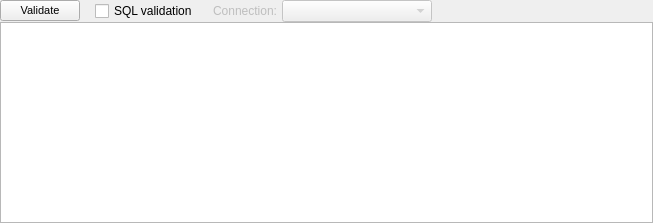
First picture: the form in libpgmodeler_ui/ui/modelvalidationwidget.ui, repository pgmodeler/pgmodeler, before the edit.
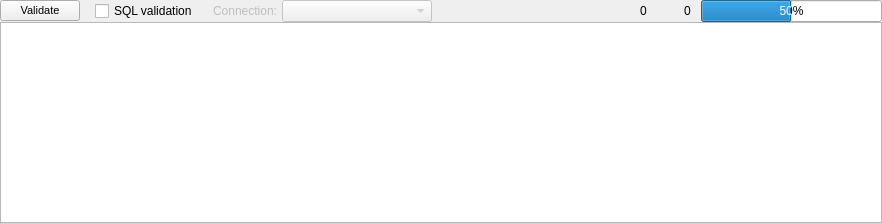
Second picture: the form after the edit. Icons and pictures are not drawn.

Diff of the .ui file:
```diff
--- a/libpgmodeler_ui/ui/modelvalidationwidget.ui
+++ b/libpgmodeler_ui/ui/modelvalidationwidget.ui
@@ -6,7 +6,7 @@
    <rect>
     <x>0</x>
     <y>0</y>
-    <width>653</width>
+    <width>882</width>
     <height>223</height>
    </rect>
   </property>
@@ -32,6 +32,24 @@
    <property name="spacing">
     <number>0</number>
    </property>
+   <item row="1" column="0" colspan="14">
+    <widget class="QTreeWidget" name="output_trw">
+     <property name="iconSize">
+      <size>
+       <width>22</width>
+       <height>22</height>
+      </size>
+     </property>
+     <attribute name="headerVisible">
+      <bool>false</bool>
+     </attribute>
+     <column>
+      <property name="text">
+       <string/>
+      </property>
+     </column>
+    </widget>
+   </item>
    <item row="0" column="0">
     <widget class="QPushButton" name="validate_btn">
      <property name="sizePolicy">
@@ -120,29 +138,6 @@
      </property>
     </widget>
    </item>
-   <item row="1" column="0" colspan="7">
-    <widget class="QListView" name="output_lst">
-     <property name="sizePolicy">
-      <sizepolicy hsizetype="Expanding" vsizetype="Preferred">
-       <horstretch>0</horstretch>
-       <verstretch>0</verstretch>
-      </sizepolicy>
-     </property>
-    </widget>
-   </item>
-   <item row="0" column="2">
-    <widget class="QCheckBox" name="sql_validation_chk">
-     <property name="sizePolicy">
-      <sizepolicy hsizetype="Preferred" vsizetype="Fixed">
-       <horstretch>0</horstretch>
-       <verstretch>0</verstretch>
-      </sizepolicy>
-     </property>
-     <property name="text">
-      <string>SQL validation</string>
-     </property>
-    </widget>
-   </item>
    <item row="0" column="1">
     <spacer name="horizontalSpacer_2">
      <property name="orientation">
@@ -159,6 +154,19 @@
      </property>
     </spacer>
    </item>
+   <item row="0" column="2">
+    <widget class="QCheckBox" name="sql_validation_chk">
+     <property name="sizePolicy">
+      <sizepolicy hsizetype="Preferred" vsizetype="Fixed">
+       <horstretch>0</horstretch>
+       <verstretch>0</verstretch>
+      </sizepolicy>
+     </property>
+     <property name="text">
+      <string>SQL validation</string>
+     </property>
+    </widget>
+   </item>
    <item row="0" column="4">
     <spacer name="horizontalSpacer_3">
      <property name="orientation">
@@ -175,6 +183,145 @@
      </property>
     </spacer>
    </item>
+   <item row="0" column="13">
+    <widget class="QProgressBar" name="validation_prog_pb">
+     <property name="sizePolicy">
+      <sizepolicy hsizetype="Expanding" vsizetype="Fixed">
+       <horstretch>0</horstretch>
+       <verstretch>0</verstretch>
+      </sizepolicy>
+     </property>
+     <property name="minimumSize">
+      <size>
+       <width>100</width>
+       <height>0</height>
+      </size>
+     </property>
+     <property name="value">
+      <number>50</number>
+     </property>
+    </widget>
+   </item>
+   <item row="0" column="7">
+    <widget class="QLabel" name="label">
+     <property name="sizePolicy">
+      <sizepolicy hsizetype="Fixed" vsizetype="Fixed">
+       <horstretch>0</horstretch>
+       <verstretch>0</verstretch>
+      </sizepolicy>
+     </property>
+     <property name="minimumSize">
+      <size>
+       <width>22</width>
+       <height>22</height>
+      </size>
+     </property>
+     <property name="maximumSize">
+      <size>
+       <width>22</width>
+       <height>22</height>
+      </size>
+     </property>
+     <property name="text">
+      <string/>
+     </property>
+     <property name="textFormat">
+      <enum>Qt::AutoText</enum>
+     </property>
+     <property name="pixmap">
+      <pixmap resource="../res/resources.qrc">:/icones/icones/msgbox_alerta.png</pixmap>
+     </property>
+     <property name="scaledContents">
+      <bool>true</bool>
+     </property>
+    </widget>
+   </item>
+   <item row="0" column="8">
+    <widget class="QLabel" name="label_3">
+     <property name="text">
+      <string>0</string>
+     </property>
+     <property name="indent">
+      <number>5</number>
+     </property>
+    </widget>
+   </item>
+   <item row="0" column="9">
+    <spacer name="horizontalSpacer_4">
+     <property name="orientation">
+      <enum>Qt::Horizontal</enum>
+     </property>
+     <property name="sizeType">
+      <enum>QSizePolicy::Preferred</enum>
+     </property>
+     <property name="sizeHint" stdset="0">
+      <size>
+       <width>10</width>
+       <height>20</height>
+      </size>
+     </property>
+    </spacer>
+   </item>
+   <item row="0" column="11">
+    <widget class="QLabel" name="label_4">
+     <property name="text">
+      <string>0</string>
+     </property>
+     <property name="indent">
+      <number>5</number>
+     </property>
+    </widget>
+   </item>
+   <item row="0" column="10">
+    <widget class="QLabel" name="label_2">
+     <property name="sizePolicy">
+      <sizepolicy hsizetype="Fixed" vsizetype="Fixed">
+       <horstretch>0</horstretch>
+       <verstretch>0</verstretch>
+      </sizepolicy>
+     </property>
+     <property name="minimumSize">
+      <size>
+       <width>22</width>
+       <height>22</height>
+      </size>
+     </property>
+     <property name="maximumSize">
+      <size>
+       <width>22</width>
+       <height>22</height>
+      </size>
+     </property>
+     <property name="text">
+      <string/>
+     </property>
+     <property name="pixmap">
+      <pixmap resource="../res/resources.qrc">:/icones/icones/msgbox_erro.png</pixmap>
+     </property>
+     <property name="scaledContents">
+      <bool>true</bool>
+     </property>
+     <property name="indent">
+      <number>0</number>
+     </property>
+    </widget>
+   </item>
+   <item row="0" column="12">
+    <spacer name="horizontalSpacer_5">
+     <property name="orientation">
+      <enum>Qt::Horizontal</enum>
+     </property>
+     <property name="sizeType">
+      <enum>QSizePolicy::Preferred</enum>
+     </property>
+     <property name="sizeHint" stdset="0">
+      <size>
+       <width>10</width>
+       <height>20</height>
+      </size>
+     </property>
+    </spacer>
+   </item>
   </layout>
  </widget>
  <resources>
```
